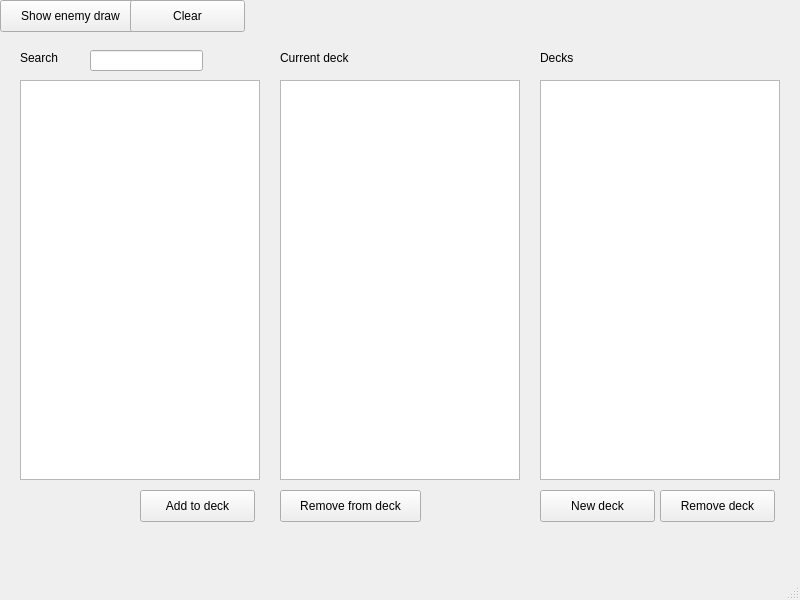
Nieo/HSHelper, file UI/MainWindow.ui: the form before one commit.
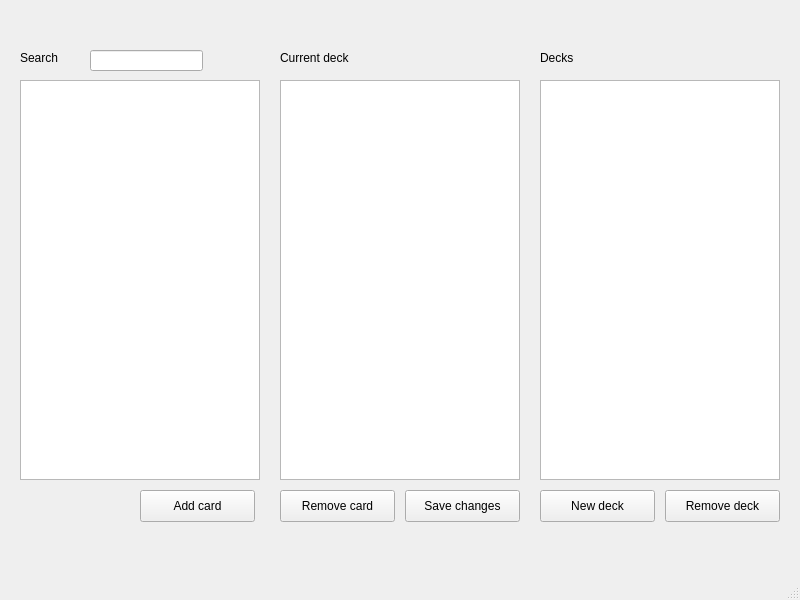
The form after the commit.

Diff of the .ui file:
```diff
--- a/UI/MainWindow.ui
+++ b/UI/MainWindow.ui
@@ -14,32 +14,6 @@
    <string>MainWindow</string>
   </property>
   <widget class="QWidget" name="centralwidget">
-   <widget class="QPushButton" name="EnemyDrawButton">
-    <property name="geometry">
-     <rect>
-      <x>0</x>
-      <y>0</y>
-      <width>141</width>
-      <height>32</height>
-     </rect>
-    </property>
-    <property name="text">
-     <string>Show enemy draw</string>
-    </property>
-   </widget>
-   <widget class="QPushButton" name="ClearEnemyButton">
-    <property name="geometry">
-     <rect>
-      <x>130</x>
-      <y>0</y>
-      <width>115</width>
-      <height>32</height>
-     </rect>
-    </property>
-    <property name="text">
-     <string>Clear</string>
-    </property>
-   </widget>
    <widget class="QListView" name="cardView">
     <property name="geometry">
      <rect>
@@ -129,7 +103,7 @@
      </rect>
     </property>
     <property name="text">
-     <string>Add to deck</string>
+     <string>Add card</string>
     </property>
    </widget>
    <widget class="QPushButton" name="removeCardButton">
@@ -137,12 +111,21 @@
      <rect>
       <x>280</x>
       <y>490</y>
-      <width>141</width>
+      <width>115</width>
       <height>32</height>
      </rect>
     </property>
     <property name="text">
-     <string>Remove from deck</string>
+     <string>Remove card</string>
+    </property>
+    <property name="autoDefault">
+     <bool>false</bool>
+    </property>
+    <property name="default">
+     <bool>false</bool>
+    </property>
+    <property name="flat">
+     <bool>false</bool>
     </property>
    </widget>
    <widget class="QPushButton" name="newDeckButton">
@@ -161,7 +144,7 @@
    <widget class="QPushButton" name="removeDeckButton">
     <property name="geometry">
      <rect>
-      <x>660</x>
+      <x>665</x>
       <y>490</y>
       <width>115</width>
       <height>32</height>
@@ -171,6 +154,19 @@
      <string>Remove deck</string>
     </property>
    </widget>
+   <widget class="QPushButton" name="saveChangeButton">
+    <property name="geometry">
+     <rect>
+      <x>405</x>
+      <y>490</y>
+      <width>115</width>
+      <height>32</height>
+     </rect>
+    </property>
+    <property name="text">
+     <string>Save changes</string>
+    </property>
+   </widget>
   </widget>
   <widget class="QMenuBar" name="menubar">
    <property name="geometry">
```
Left out of the diff: 18 changed lines with no effect on the pictures.
